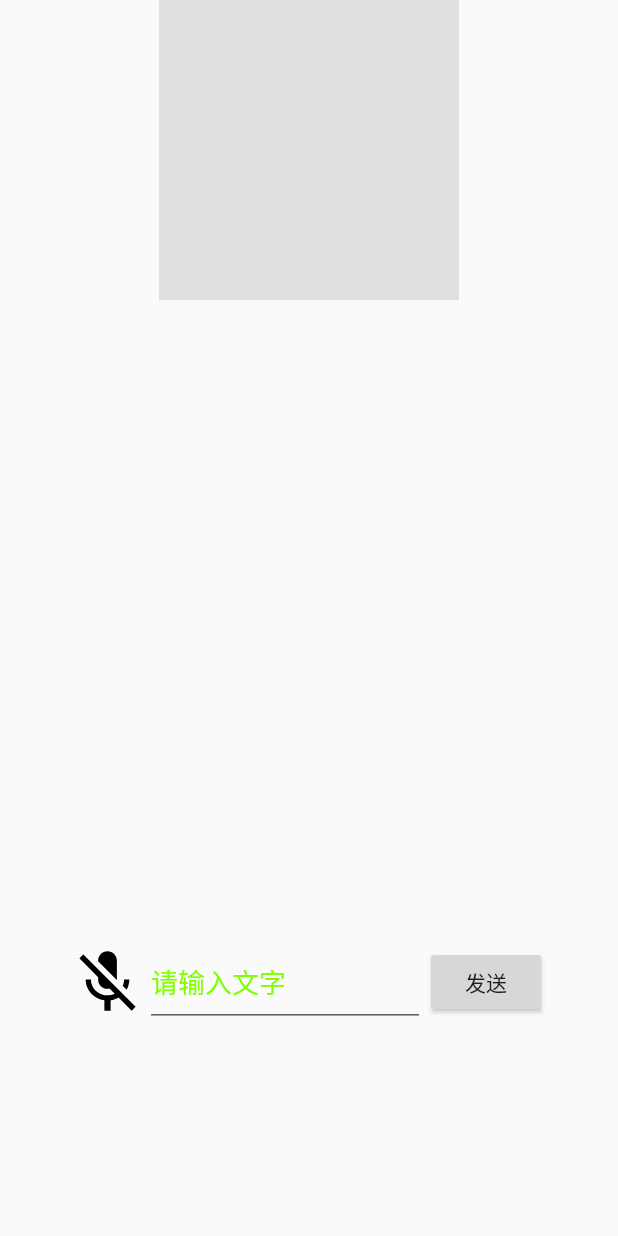
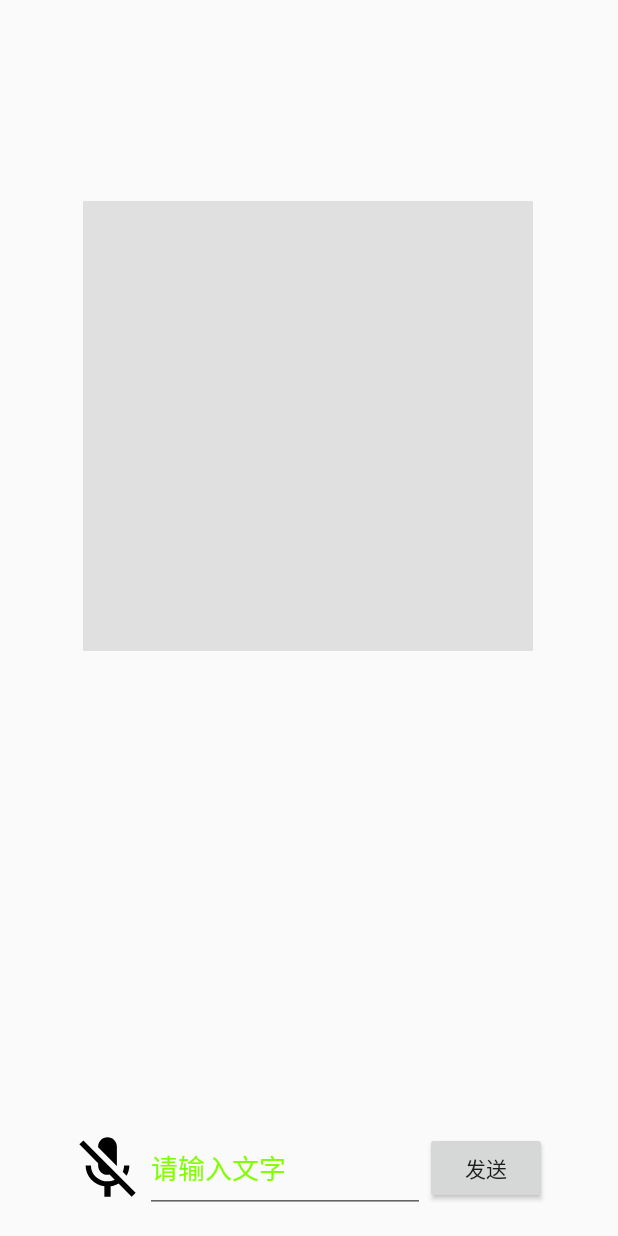
Before and after one commit to Lance-Bai/sign_language_translation_APP, an Android app: the layout fragment_t2s.xml on its own in the app's theme, with its tools: preview values and no code run, on a phone screen of 412 x 824 dp. Run offline under Robolectric (Android 15) with nearby library versions, the phone set to English and light mode, and no system bars.

Commit message:
t2s done

```diff
--- a/app/build.gradle
+++ b/app/build.gradle
@@ -32,6 +32,7 @@ android {
 
 
 dependencies {
+    implementation 'com.belerweb:pinyin4j:2.5.0'
     implementation 'com.huaweicloud.sdk:huaweicloud-sdk-all:[3.0.40-rc, 3.2.0)'
     implementation 'com.squareup.picasso:picasso:2.71828'
     implementation 'androidx.appcompat:appcompat:1.4.1'
--- a/app/src/main/java/com/example/slt_project/ui/T2S/T2SContract.java
+++ b/app/src/main/java/com/example/slt_project/ui/T2S/T2SContract.java
@@ -1,12 +1,16 @@
 package com.example.slt_project.ui.T2S;
+
+import net.sourceforge.pinyin4j.format.exception.BadHanyuPinyinOutputFormatCombination;
 
 public interface T2SContract {
     interface IT2SFragment{
 
+        void showImage(Character c);
     }
 
     interface IT2SPresenter{
 
+        String toPinIn(String str);
     }
 
     interface IT2SModel{
--- a/app/src/main/res/layout/fragment_t2s.xml
+++ b/app/src/main/res/layout/fragment_t2s.xml
@@ -4,6 +4,7 @@
     xmlns:tools="http://schemas.android.com/tools"
     android:layout_width="match_parent"
     android:layout_height="match_parent">
+
 
     <!--    <androidx.recyclerview.widget.RecyclerView-->
     <!--        android:id="@+id/t2s_imageRecycler"-->
@@ -14,35 +15,44 @@
     <!--        app:layout_constraintStart_toStartOf="parent"-->
     <!--        app:layout_constraintTop_toTopOf="parent"></androidx.recyclerview.widget.RecyclerView>-->
 
+    <!--    <include-->
+<!--        android:id="@+id/include_t2s_recycleview"-->
+<!--        layout="@layout/t2s_recyclerview"-->
+<!--        android:layout_height="475dp"-->
+<!--        app:layout_constraintTop_toBottomOf="@+id/t2s_imageView"-->
+<!--        android:layout_width="match_parent" />-->
+
     <ImageView
         android:id="@+id/t2s_imageView"
-        android:layout_width="200dp"
-        android:layout_height="200dp"
-
+        android:layout_width="300dp"
+        android:layout_height="300dp"
+        android:layout_gravity="center"
+        app:layout_constraintBottom_toTopOf="@+id/t2s_recycle"
         app:layout_constraintEnd_toEndOf="parent"
+        app:layout_constraintHorizontal_bias="0.495"
         app:layout_constraintStart_toStartOf="parent"
         app:layout_constraintTop_toTopOf="parent"
+        app:layout_constraintVertical_bias="1"
         app:srcCompat="@drawable/divider" />
 
-    <include
-        android:id="@+id/include_t2s_recycleview"
-        layout="@layout/t2s_recyclerview"
-        android:layout_width="374dp"
-        android:layout_height="274dp"
-        android:layout_marginTop="12dp"
+    <androidx.recyclerview.widget.RecyclerView
+        android:id="@+id/t2s_recycle"
+        android:layout_width="411dp"
+        android:layout_height="300dp"
+        app:layout_constraintBottom_toTopOf="@+id/include_function_line_t2s"
         app:layout_constraintEnd_toEndOf="parent"
-        app:layout_constraintStart_toStartOf="parent"
-        app:layout_constraintTop_toBottomOf="@+id/t2s_imageView" />
+        app:layout_constraintStart_toStartOf="parent"></androidx.recyclerview.widget.RecyclerView>
 
     <include
         android:id="@+id/include_function_line_t2s"
         layout="@layout/function_line_t2s"
         android:layout_width="match_parent"
         android:layout_height="90dp"
+        android:layout_gravity="center"
         app:layout_constraintBottom_toBottomOf="parent"
         app:layout_constraintEnd_toEndOf="parent"
         app:layout_constraintStart_toStartOf="parent"
-        app:layout_constraintTop_toBottomOf="@+id/include_t2s_recycleview" />
+         />
 
 
 </androidx.constraintlayout.widget.ConstraintLayout>
--- a/app/src/main/res/layout/function_line_t2s.xml
+++ b/app/src/main/res/layout/function_line_t2s.xml
@@ -1,17 +1,4 @@
 <?xml version="1.0" encoding="utf-8"?>
-<!--<LinearLayout-->
-<!--    xmlns:android="http://schemas.android.com/apk/res/android"-->
-<!--    xmlns:app="http://schemas.android.com/apk/res-auto"-->
-<!--    android:layout_width="match_parent"-->
-<!--    android:layout_height="match_parent"-->
-<!--    android:orientation="vertical">-->
-<!--    <LinearLayout-->
-<!--        android:layout_width="match_parent"-->
-<!--        android:layout_height="wrap_content"-->
-<!--        >-->
-<!--       -->
-
-<!--    </LinearLayout>-->
 
 <LinearLayout xmlns:android="http://schemas.android.com/apk/res/android"
     xmlns:app="http://schemas.android.com/apk/res-auto"
@@ -19,13 +6,10 @@
     android:layout_width="match_parent"
     android:layout_height="wrap_content"
     android:layout_gravity="bottom"
-
     android:gravity="center"
     android:weightSum="1"
     app:layout_constraintBottom_toTopOf="@+id/navigationView"
-    app:layout_constraintEnd_toEndOf="parent"
-    app:layout_constraintStart_toStartOf="parent"
-    app:layout_constraintTop_toTopOf="parent">
+>
 
 
     <Button
--- a/app/src/main/res/layout/t2s_recyclerview.xml
+++ b/app/src/main/res/layout/t2s_recyclerview.xml
@@ -1,7 +1,7 @@
 <?xml version="1.0" encoding="utf-8"?>
 <LinearLayout xmlns:android="http://schemas.android.com/apk/res/android"
     android:layout_width="match_parent"
-    android:layout_height="match_parent">
+    android:layout_height="500dp">
     <androidx.recyclerview.widget.RecyclerView
         android:id="@+id/t2s_recycle"
         android:layout_width="match_parent"
```
Also changed, not shown: app/src/main/java/com/example/slt_project/ui/T2S/Drawer.java (added, +32 -0 lines), app/src/main/java/com/example/slt_project/ui/T2S/T2SFragment.java (+23 -40 lines), app/src/main/java/com/example/slt_project/ui/T2S/T2SPresenter.java (+39 -2 lines), app/src/main/java/com/example/slt_project/ui/activity/MainActivity.java (+10 -7 lines).
